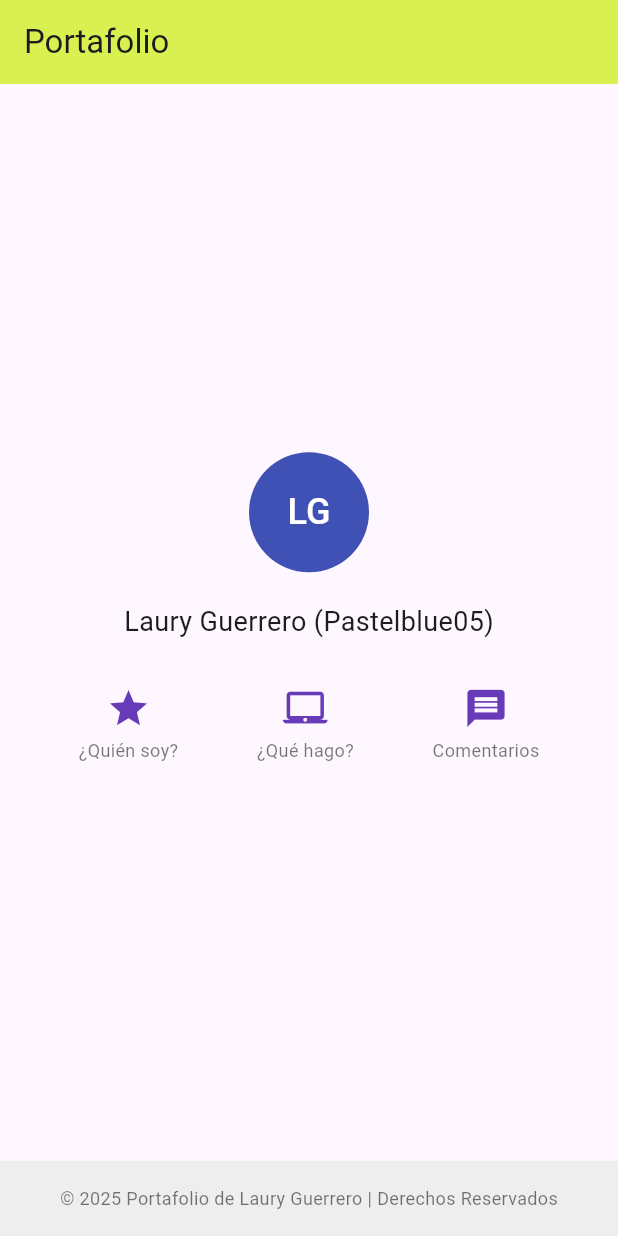
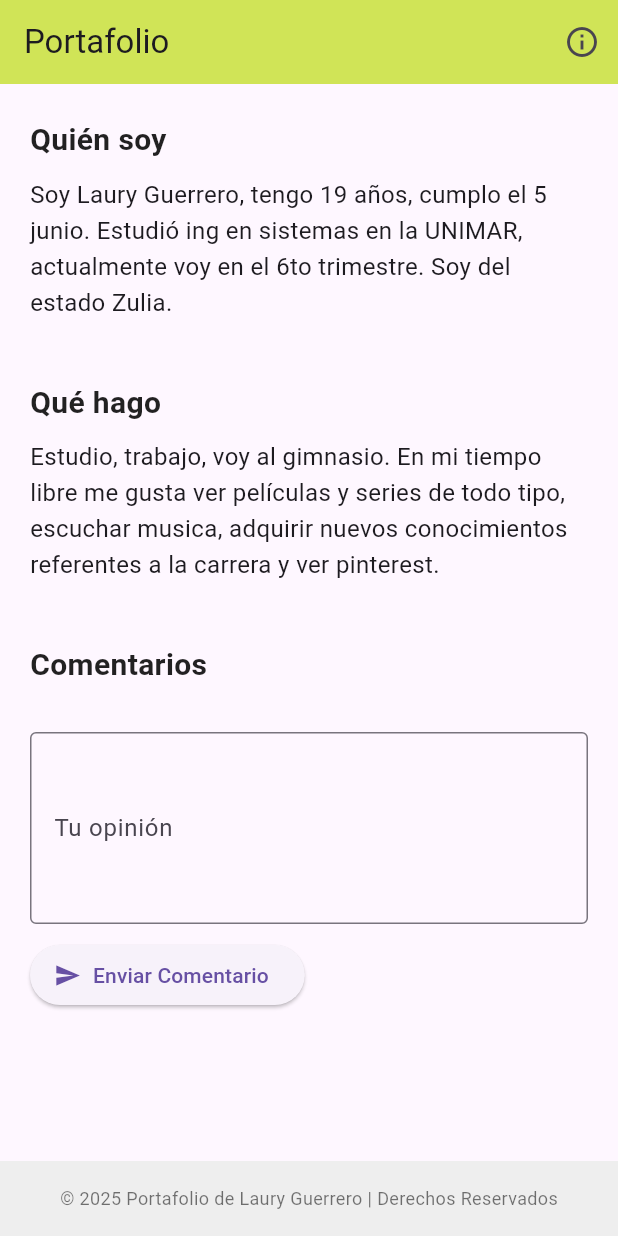
Before and after one commit to Pastelblue05/mi_segunda_app, a Flutter app: the screen it shows after launch, after a tap on "¿Quién soy?", on a phone screen of 412 x 824 dp. Run offline on Flutter 3.47's test engine with Material 3 defaults, Android fonts, the phone set to English and light mode, and no system bars.

Commit message:
Avance pt4

```diff
--- a/lib/screens/home_screen.dart
+++ b/lib/screens/home_screen.dart
@@ -2,22 +2,66 @@ import 'package:flutter/material.dart';
 import '../widgets/section_button.dart';
 import '../widgets/footer_widget.dart';
 
-class HomeScreen extends StatelessWidget {
+class HomeScreen extends StatefulWidget {
   const HomeScreen({super.key});
 
   @override
+  State<HomeScreen> createState() => _HomeScreenState();
+}
+
+class _HomeScreenState extends State<HomeScreen> {
+  // Controladores para desplazarse a las secciones
+  final ScrollController _scrollController = ScrollController();
+  final GlobalKey _whoAmIKey = GlobalKey();
+  final GlobalKey _whatIDoKey = GlobalKey();
+  final GlobalKey _commentsKey = GlobalKey();
+
+  void _scrollToSection(GlobalKey key) {
+    if (key.currentContext != null) {
+      Scrollable.ensureVisible(
+        key.currentContext!,
+        duration: const Duration(milliseconds: 600),
+        curve: Curves.easeInOut,
+        alignment: 0.0,
+      );
+    }
+  }
+
+  @override
+  void dispose() {
+    _scrollController.dispose();
+    super.dispose();
+  }
+
+  @override
   Widget build(BuildContext context) {
+    double screenWidth = MediaQuery.of(context).size.width;
+
     return Scaffold(
       appBar: AppBar(
         title: const Text('Portafolio'),
         backgroundColor: const Color.fromARGB(255, 217, 241, 80),
+
+        actions: [
+            IconButton(
+                icon: const Icon(Icons.info_outline),
+                onPressed: () {
+                    Navigator.pushNamed(context, 'developer');
+                },
+            ),
+        ],
       ),
 
-      body: Center(
+      body: SingleChildScrollView(
+        controller: _scrollController,
         child: Column(
-          mainAxisAlignment: MainAxisAlignment.center,
+          crossAxisAlignment: CrossAxisAlignment.start,
           children: <Widget>[
-            // Información de desarrollador
+            const SizedBox(height: 30),
+
+            Center(
+              child: Column(
+                children: [
                   const CircleAvatar(
                     radius: 40,
                     backgroundColor: Colors.indigo,
@@ -30,8 +74,13 @@ class HomeScreen extends StatelessWidget {
 
                   const Text(
                     'Laury Guerrero (Pastelblue05)',
-              style: TextStyle(fontSize: 18),
+                    style: TextStyle(fontSize: 18, fontWeight: FontWeight.bold),
                     ),
+                    const SizedBox(height: 10),
+                ],
+              ),
+            ),
+
             const SizedBox(height: 10),
 
             // Sección de Botones
@@ -40,39 +89,115 @@ class HomeScreen extends StatelessWidget {
               child: Row(
                 mainAxisAlignment: MainAxisAlignment.spaceEvenly,
                 children: [
-                  // ¿Quién soy?
+
                   SectionButton(
                     icon: Icons.star,
                     label: '¿Quién soy?',
-                    onTap: () {
-                      print('Ir a ¿Quién soy?');
-                    },
+                    onTap: () => _scrollToSection(_whoAmIKey),
                   ),
 
-                  // ¿Qué hago?
                   SectionButton(
                     icon: Icons.laptop_mac,
                     label: '¿Qué hago?',
-                    onTap: () {
-                      print('Ir a ¿Qué hago?');
-                    },
+                    onTap: () => _scrollToSection(_whatIDoKey),
                   ),
 
-                  // Comentario
                   SectionButton(
                     icon: Icons.message,
                     label: 'Comentarios',
-                    onTap: () {
-                      print('Ir a Comentarios');
-                    },
+                    onTap: () => _scrollToSection(_commentsKey),
                   ),
                 ],
               ),
             ),
+
+            const Divider(),
+
+            // ¿QUIÉN SOY?
+            _buildSectionTitle('Quién soy', _whoAmIKey),
+            _buildSectionContent(
+              'Soy Laury Guerrero, tengo 19 años, cumplo el 5 junio. Estudió ing en sistemas en la UNIMAR, actualmente voy en el 6to trimestre. Soy del estado Zulia.',
+            ),
+
+            const SizedBox(height: 20),
+
+            // ¿QUÉ HAGO?
+            _buildSectionTitle('Qué hago', _whatIDoKey),
+            _buildSectionContent(
+              'Estudio, trabajo, voy al gimnasio. En mi tiempo libre me gusta ver películas y series de todo tipo, escuchar musica, adquirir nuevos conocimientos referentes a la carrera y ver pinterest.',
+            ),
+
+            const SizedBox(height: 20),
+
+            // COMENTARIOS
+            _buildSectionTitle('Comentarios', _commentsKey),
+            _buildCommentsSection(),
+
+            const SizedBox(height: 80),
           ],
         ),
       ),
+
+      // Pie de Página
       bottomNavigationBar: const FooterWidget(),
     );
   }
+
+  Widget _buildSectionTitle(String title, GlobalKey key) {
+    return Padding(
+      key: key,
+      padding: const EdgeInsets.only(top: 20.0, bottom: 10.0, left: 20.0),
+      child: Align(
+        alignment: Alignment.centerLeft,
+        child: Text(
+          title,
+          style: const TextStyle(
+            fontSize: 20,
+            fontWeight: FontWeight.bold,
+            color: Colors.black87,
+          ),
+        ),
+      ),
+    );
   }
+
+  Widget _buildSectionContent(String content) {
+    return Padding(
+      padding: const EdgeInsets.symmetric(horizontal: 20.0),
+      child: Text(
+        content,
+        textAlign: TextAlign.left,
+        style: const TextStyle(fontSize: 16, height: 1.5),
+      ),
+    );
+  }
+
+  Widget _buildCommentsSection() {
+    return Padding(
+      padding: const EdgeInsets.all(20.0),
+      child: Column(
+        crossAxisAlignment: CrossAxisAlignment.start,
+        children: [
+          const TextField(
+            maxLines: 4,
+            decoration: InputDecoration(
+              hintText: 'Escribe tu comentario aquí...',
+              border: OutlineInputBorder(),
+              labelText: 'Tu opinión',
+            ),
+          ),
+          const SizedBox(height: 10),
+          ElevatedButton.icon(
+            onPressed: () {
+              ScaffoldMessenger.of(context).showSnackBar(
+                const SnackBar(content: Text('Comentario enviado exitosamente')),
+              );
+            },
+            icon: const Icon(Icons.send),
+            label: const Text('Enviar Comentario'),
+          ),
+        ],
+      ),
+    );
+  }
+}
```
Also changed, not shown: lib/screens/developer_info.dart (+47 -2 lines), pubspec.yaml (line endings or trailing spaces). Lines whose indentation alone changed are shown as unchanged.
